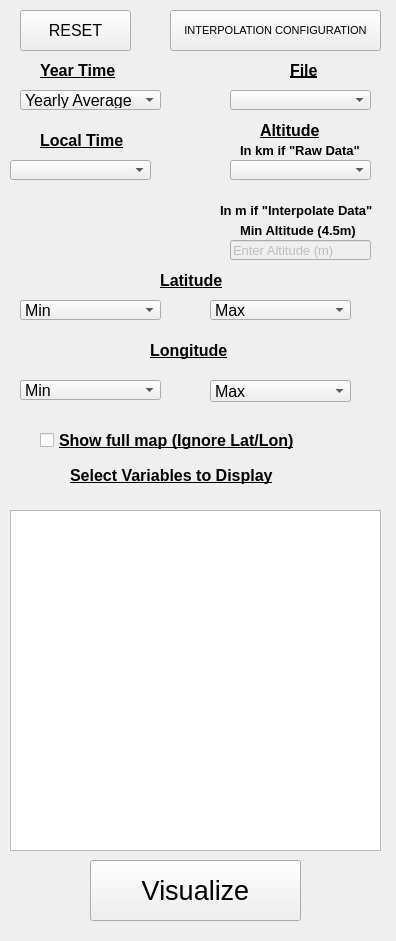
This is mcd_visualizer_dockwidget_base.ui in davidsr21/mcd_visualizer as Qt 5 draws it before an edit. The edited form follows.
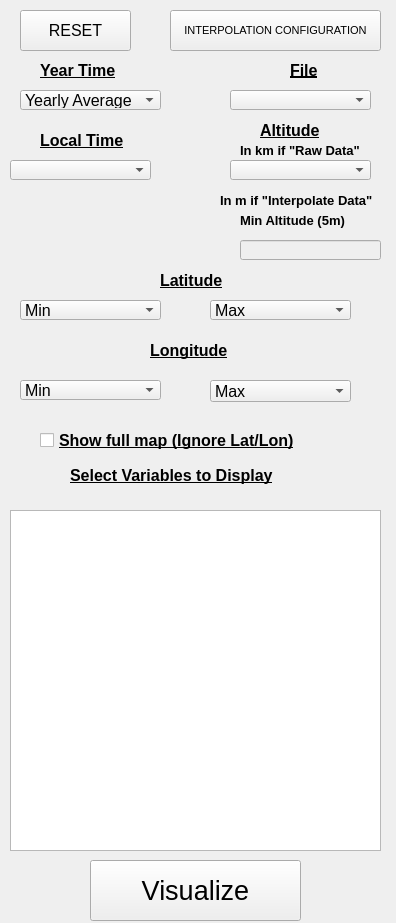
This is the edited form.

Commit message: Interpolation altitude added. Still to add limitation in height

The edit to the form file:
```diff
--- a/mcd_visualizer_dockwidget_base.ui
+++ b/mcd_visualizer_dockwidget_base.ui
@@ -7,7 +7,7 @@
     <x>0</x>
     <y>0</y>
     <width>396</width>
-    <height>941</height>
+    <height>923</height>
    </rect>
   </property>
   <property name="minimumSize">
@@ -536,7 +536,7 @@
     <property name="geometry">
      <rect>
       <x>220</x>
-      <y>200</y>
+      <y>190</y>
       <width>171</width>
       <height>21</height>
      </rect>
@@ -559,7 +559,7 @@
     </property>
     <property name="geometry">
      <rect>
-      <x>230</x>
+      <x>240</x>
       <y>240</y>
       <width>141</width>
       <height>20</height>
@@ -573,14 +573,14 @@
      </font>
     </property>
     <property name="text">
-     <string>Enter Altitude (m)</string>
+     <string/>
     </property>
    </widget>
    <widget class="QLabel" name="Label_Altitud_4">
     <property name="geometry">
      <rect>
       <x>240</x>
-      <y>220</y>
+      <y>210</y>
       <width>171</width>
       <height>21</height>
      </rect>
@@ -594,7 +594,7 @@
      </font>
     </property>
     <property name="text">
-     <string>Min Altitude (4.5m)</string>
+     <string>Min Altitude (5m)</string>
     </property>
    </widget>
   </widget>
```
The commit also changes 4 other files.
